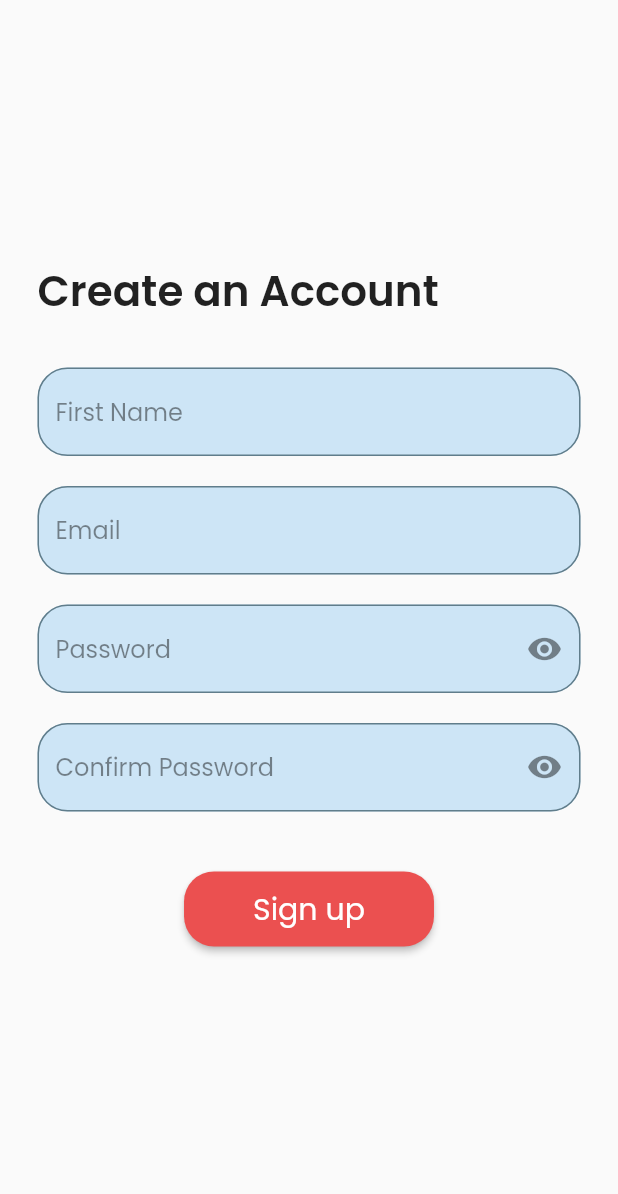
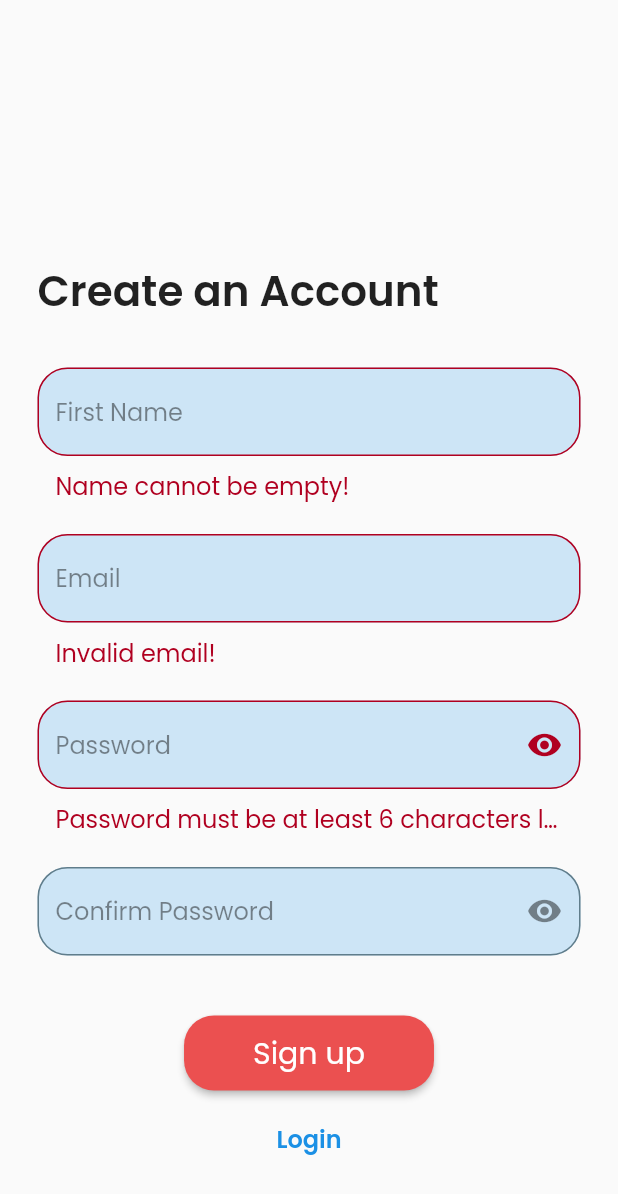
Before and after one commit to archrave/Workout-Tracker-App, a Flutter app: the screen it shows after launch, after a tap on "Get Started", after a tap on "Sign up", on a phone screen of 412 x 824 dp. Shown: the top 1194 px of the screen. Run offline on Flutter 3.47's test engine with Material 2 defaults, Android fonts, the phone set to English and light mode, and no system bars; our stand-ins replace google_fonts.

Commit message:
Accumulated data via form

```diff
--- a/lib/main.dart
+++ b/lib/main.dart
@@ -14,11 +14,9 @@ class MyApp extends StatelessWidget {
       debugShowCheckedModeBanner: false,
       title: 'Workout Tracker',
       theme: ThemeData(
-        // brightness: Brightness.light,
         // primarySwatch: Colors.red,
         primaryColor: const Color(0xffEB5050),
-        colorScheme: ColorScheme.light().copyWith(
-          // brightness: Brightness.light,
+        colorScheme: const ColorScheme.light().copyWith(
           secondary: const Color(0xFF1B90E5),
         ),
         textTheme: TextTheme(
@@ -26,10 +24,6 @@ class MyApp extends StatelessWidget {
               GoogleFonts.poppins(fontSize: 28, fontWeight: FontWeight.w600),
           bodyMedium: GoogleFonts.poppins(fontSize: 20),
           bodySmall: GoogleFonts.poppins(fontSize: 16),
-        ),
-        buttonTheme: const ButtonThemeData(
-          textTheme: ButtonTextTheme.primary,
-          buttonColor: Color(0xffEB5050),
         ),
         elevatedButtonTheme: ElevatedButtonThemeData(
           style: ElevatedButton.styleFrom(
--- a/lib/screens/auth_screen.dart
+++ b/lib/screens/auth_screen.dart
@@ -1,3 +1,5 @@
+import 'dart:developer';
+
 import 'package:flutter/material.dart';
 
 class AuthScreen extends StatefulWidget {
@@ -11,7 +13,13 @@ class AuthScreen extends StatefulWidget {
 class _AuthScreenState extends State<AuthScreen> {
   bool _passVisible = false;
   bool _confirmPassVisible = false;
-
+  Map<String, String> _authData = {
+    'name': '',
+    'email': '',
+    'password': '',
+  };
+  final _passwordController =
+      TextEditingController(); // In order to compare password and Confirm Password
   final _authFormKey = GlobalKey<FormState>();
 
   InputDecoration buildInputDecoration(
@@ -62,17 +70,37 @@ class _AuthScreenState extends State<AuthScreen> {
                 Text('Create an Account',
                     style: Theme.of(context).textTheme.bodyLarge),
                 const SizedBox(height: 20),
-
                 Padding(
                   padding: const EdgeInsets.symmetric(vertical: 10.0),
                   child: TextFormField(
                     decoration: buildInputDecoration(text: 'First Name'),
+                    validator: (value) {
+                      if (value.isEmpty) {
+                        return 'Name cannot be empty!';
+                      } else if (value.length == 1) {
+                        return 'At least type two characters!';
+                      }
+                      return null;
+                    },
+                    onSaved: (value) {
+                      _authData['name'] = value;
+                    },
                   ),
                 ),
                 Padding(
                   padding: const EdgeInsets.symmetric(vertical: 10.0),
                   child: TextFormField(
                     decoration: buildInputDecoration(text: 'Email'),
+                    keyboardType: TextInputType.emailAddress,
+                    validator: (value) {
+                      if (value.isEmpty || !value.contains('@')) {
+                        return 'Invalid email!';
+                      }
+                      return null;
+                    },
+                    onSaved: (value) {
+                      _authData['email'] = value;
+                    },
                   ),
                 ),
                 Padding(
@@ -89,7 +117,18 @@ class _AuthScreenState extends State<AuthScreen> {
                             : const Icon(Icons.visibility),
                       ),
                     ),
+                    keyboardType: TextInputType.visiblePassword,
+                    controller: _passwordController,
                     obscureText: !_passVisible,
+                    validator: (value) {
+                      if (value.isEmpty || value.length <= 5) {
+                        return 'Password must be at least 6 characters long!';
+                      }
+                      return null;
+                    },
+                    onSaved: (value) {
+                      _authData['password'] = value;
+                    },
                   ),
                 ),
                 Padding(
@@ -98,21 +137,30 @@ class _AuthScreenState extends State<AuthScreen> {
                     decoration: buildInputDecoration(
                       text: 'Confirm Password',
                       suffixIcon: IconButton(
-                        onPressed: () => setState(() {
-                          _confirmPassVisible = !_confirmPassVisible;
-                        }),
+                        onPressed: () => setState(
+                          () {
+                            _confirmPassVisible = !_confirmPassVisible;
+                          },
+                        ),
                         icon: _confirmPassVisible
                             ? const Icon(Icons.visibility_off)
                             : const Icon(Icons.visibility),
                       ),
                     ),
+                    keyboardType: TextInputType.visiblePassword,
                     obscureText: !_confirmPassVisible,
+                    validator: (value) {
+                      if (value != _passwordController.text) {
+                        return 'Passwords do not match!';
+                      }
+                      return null;
+                    },
                   ),
                 ),
                 const SizedBox(height: 30),
                 Center(
                   child: ElevatedButton(
-                    onPressed: () {},
+                    onPressed: _submit,
                     child: Padding(
                       padding: const EdgeInsets.symmetric(
                           vertical: 10.0, horizontal: 30),
@@ -126,8 +174,24 @@ class _AuthScreenState extends State<AuthScreen> {
                     ),
                   ),
                 ),
-
-                // SizedBox(height: 0.50 * height),
+                Center(
+                  child: Padding(
+                    padding: const EdgeInsets.symmetric(
+                      horizontal: 20,
+                      vertical: 8,
+                    ),
+                    child: TextButton(
+                      onPressed: () {},
+                      child: Text(
+                        'Login',
+                        style: Theme.of(context).textTheme.bodySmall.copyWith(
+                              color: Theme.of(context).colorScheme.secondary,
+                              fontWeight: FontWeight.w600,
+                            ),
+                      ),
+                    ),
+                  ),
+                ),
               ],
             ),
           ),
@@ -135,4 +199,16 @@ class _AuthScreenState extends State<AuthScreen> {
       ),
     );
   }
+
+  void _submit() {
+    if (!_authFormKey.currentState.validate()) {
+      return;
+    }
+    _authFormKey.currentState.save();
+    log(_authData['name']);
+    log(_authData['email']);
+    log(_authData['password']);
+  }
+
+  void _changeAuthMode() {}
 }
```
